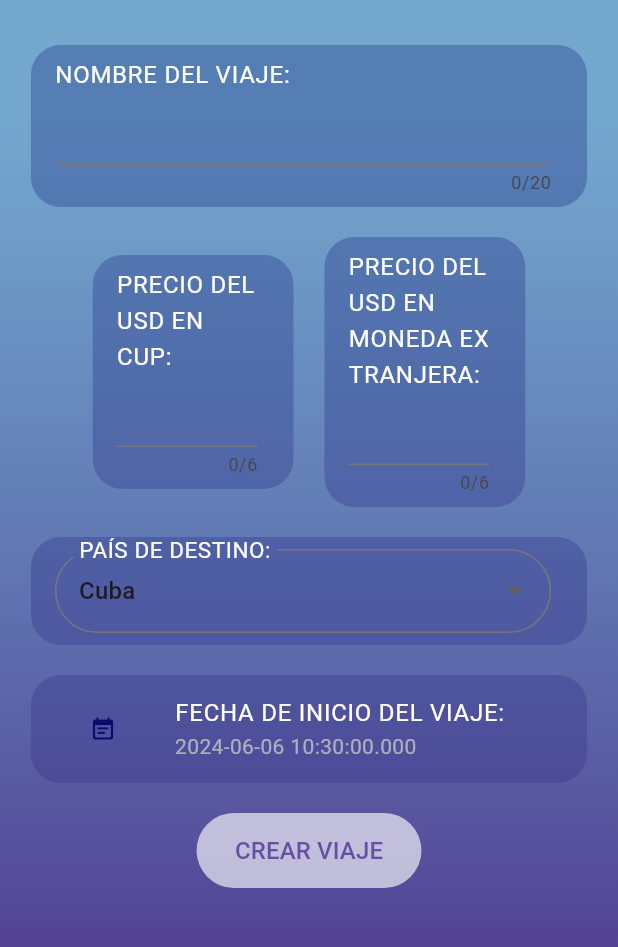
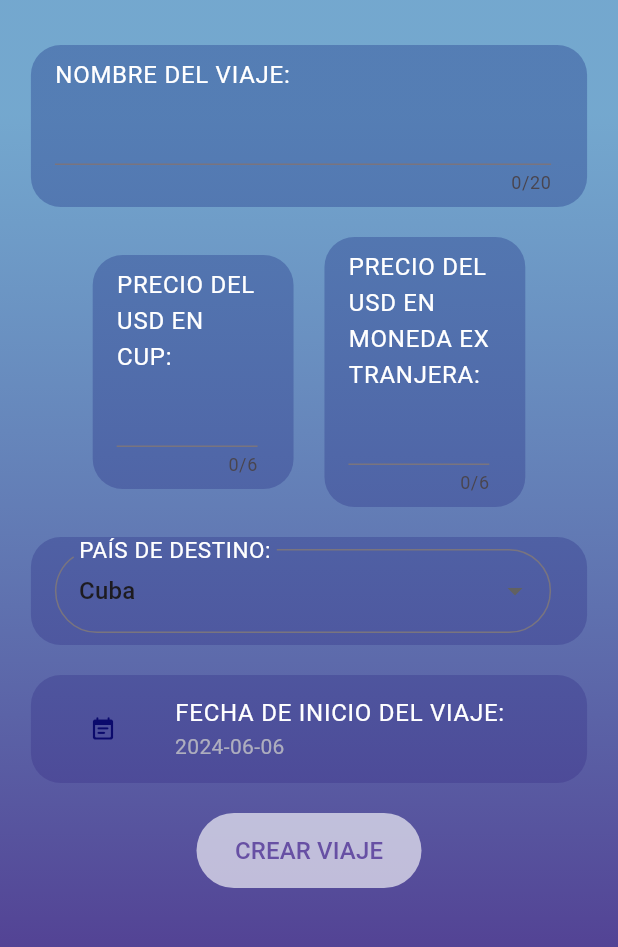
Before and after one commit to ElectroZombie/tripControl_app, a Flutter app: the NewTripControl screen opened by its route, on a phone screen of 412 x 824 dp, the part 84-1031 px from its top. Run offline on Flutter 3.47's test engine with Material 3 defaults, Android fonts, the phone set to English and light mode, and no system bars; our stand-ins replace permission_handler, shared_preferences, sqflite, sqflite_common_ffi; accounts and stored records are empty.

Commit message:
Reduccion de las fechas al modelo dia/mes/anno

```diff
--- a/lib/frames/trip_frames/trip_list.dart
+++ b/lib/frames/trip_frames/trip_list.dart
@@ -69,8 +69,7 @@ class TripListState extends State<TripList> {
                                         title: Text(
                                           "${viaje.tripName}"
                                           "\n PAÍS DE DESTINO: ${viaje.nombrePais}"
-                                          "\n FECHAS DEL VIAJE: ${viaje.fechaInicioViaje} -> ${viaje.fechaFinalViaje}"
-                                          "\n RENTABILIDAD: ${viaje.rentabilidad}",
+                                          "\n FECHAS DEL VIAJE: ${viaje.fechaInicioViaje!.split(" ").first} -> ${viaje.fechaFinalViaje!.split(" ").first}",
                                           style: const TextStyle(fontSize: 16),
                                         ),
                                         leading: IconButton(
--- a/lib/widgets/trip_widgets/current_trip_widget.dart
+++ b/lib/widgets/trip_widgets/current_trip_widget.dart
@@ -132,7 +132,7 @@ Widget currentTripWidget(
                       style: TextStyle(
                           fontSize: 16,
                           color: Color.fromARGB(255, 255, 255, 255))),
-                  subtitle: Text(trip.fechaInicioViaje.toString()),
+                  subtitle: Text(trip.fechaInicioViaje!.split(" ").first),
                   leading: TextButton(
                       onPressed: () => _selectDateInicio(
                           context, trip.tripID, trip.fechaInicioViaje!),
@@ -152,7 +152,7 @@ Widget currentTripWidget(
                       style: TextStyle(
                           fontSize: 16,
                           color: Color.fromARGB(255, 255, 255, 255))),
-                  subtitle: Text(trip.fechaFinalViaje.toString()),
+                  subtitle: Text(trip.fechaFinalViaje!.split(" ").first),
                   leading: TextButton(
                       onPressed: () => _selectDateFinal(
                           context, trip.tripID, trip.fechaFinalViaje!),
--- a/lib/widgets/trip_widgets/data_trip_widget.dart
+++ b/lib/widgets/trip_widgets/data_trip_widget.dart
@@ -102,7 +102,7 @@ Widget dataTripWidget(TripModel data, context) {
                       style: TextStyle(
                           fontSize: 16,
                           color: Color.fromARGB(255, 255, 255, 255))),
-                  subtitle: Text(data.fechaInicioViaje.toString()),
+                  subtitle: Text(data.fechaInicioViaje!.split(" ").first),
                 ),
                 const SizedBox(
                   height: 20,
@@ -115,7 +115,8 @@ Widget dataTripWidget(TripModel data, context) {
                       style: TextStyle(
                           fontSize: 16,
                           color: Color.fromARGB(255, 255, 255, 255))),
-                  subtitle: fechaFinalWidget(data.fechaFinalViaje!),
+                  subtitle:
+                      fechaFinalWidget(data.fechaFinalViaje!.split(" ").first),
                 ),
                 const SizedBox(
                   height: 20,
--- a/lib/widgets/trip_widgets/new_trip_widget.dart
+++ b/lib/widgets/trip_widgets/new_trip_widget.dart
@@ -133,7 +133,7 @@ Widget newTripWidget(
                     shape: RoundedRectangleBorder(
                         borderRadius: BorderRadius.circular(20)),
                     subtitle: Text(
-                      selectedDate.toString(),
+                      selectedDate.toString().split(" ").first,
                       style: const TextStyle(
                           fontSize: 14,
                           color: Color.fromARGB(200, 200, 200, 200)),
```
